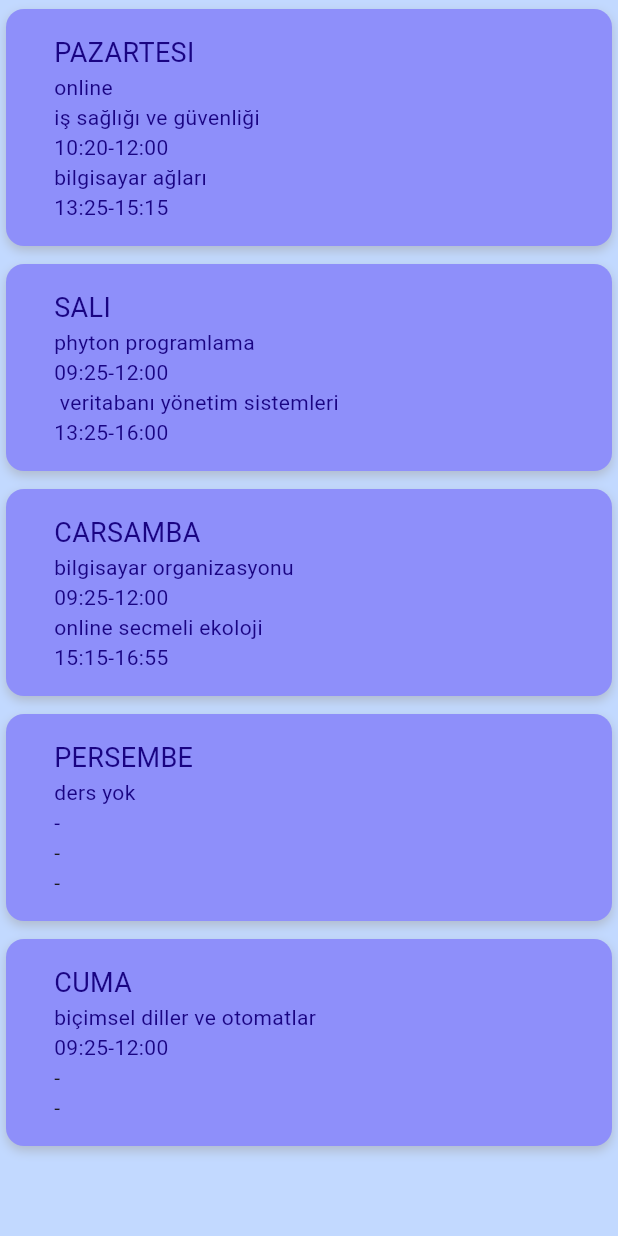
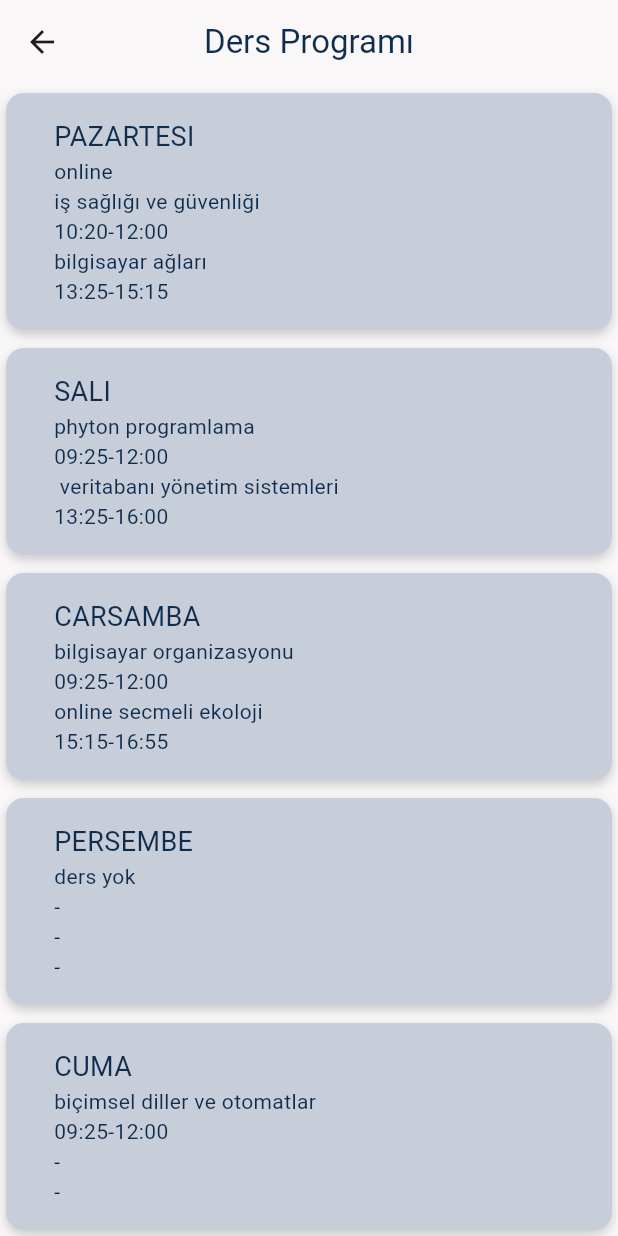
Before and after one commit to codriot/myschoolapp, a Flutter app: the LessonsView screen opened directly, on a phone screen of 412 x 824 dp. Run offline on Flutter 3.47's test engine with Material 2 defaults, Android fonts, the phone set to English and light mode, and no system bars; our stand-ins replace salomon_bottom_bar.

Commit message:
proje çoğunlukla bitti küçük eklentiler ekleyeceğim

```diff
--- /dev/null
+++ b/lib/product/color.dart
@@ -0,0 +1,8 @@
+import 'package:flutter/material.dart';
+
+mixin renkler {
+  static const cardColor = Color.fromARGB(255, 199, 206, 218);
+  static const textColor = Color(0xff112D4E);
+  static const backgroundColor = Color(0xffF9F7F7);
+  static const bottombarColor = Color(0xff393E46);
+}
--- a/lib/product/customcard.dart
+++ b/lib/product/customcard.dart
@@ -1,4 +1,5 @@
 import 'package:flutter/material.dart';
+import 'package:myschoolapp/product/color.dart';
 
 /*
 TODO:  DÜZENELENEBİLİRLER
@@ -11,7 +12,7 @@ class CustomKart extends StatelessWidget {
   final String mainTitle;
   final String firstTitle;
   final String firstSubtitle;
-  final String? SecondTitle;
+  final String? secondTitle;
   final String? secondSubtitle;
   final Color backgroundColor;
   final Color textColor;
@@ -21,9 +22,9 @@ class CustomKart extends StatelessWidget {
       required this.mainTitle,
       required this.firstTitle,
       required this.firstSubtitle,
-      this.backgroundColor = Colors.white,
-      this.textColor = Colors.black,
-      this.SecondTitle,
+      this.backgroundColor = renkler.cardColor,
+      this.textColor = renkler.textColor,
+      this.secondTitle,
       this.secondSubtitle});
 
   @override
@@ -55,8 +56,8 @@ class CustomKart extends StatelessWidget {
                     style: TextStyle(color: textColor, fontSize: 14.0)),
                 Text(firstSubtitle,
                     style: TextStyle(color: textColor, fontSize: 14.0)),
-                SecondTitle != null
-                    ? Text(SecondTitle!,
+                secondTitle != null
+                    ? Text(secondTitle!,
                         style: TextStyle(color: textColor, fontSize: 14.0))
                     : const Text("-"),
                 secondSubtitle != null
--- a/lib/screen/lessons.dart
+++ b/lib/screen/lessons.dart
@@ -1,6 +1,7 @@
 import 'package:flutter/material.dart';
-import 'package:myschoolapp/model/lessons_model.dart';
+import 'package:myschoolapp/product/color.dart';
 import 'package:myschoolapp/product/customcard.dart';
+import 'package:myschoolapp/core/model/lessons_model.dart';
 
 class LessonsView extends StatefulWidget {
   const LessonsView({super.key});
@@ -13,17 +14,24 @@ class _LessonsViewState extends State<LessonsView> {
   @override
   Widget build(BuildContext context) {
     return Scaffold(
-      backgroundColor: const Color(0xffC2D9FF),
+      backgroundColor: renkler.backgroundColor,
+      appBar: AppBar(
+        backgroundColor: renkler.backgroundColor,
+        surfaceTintColor: renkler.backgroundColor,
+        title: const Text(
+          'Ders Programı',
+          style: TextStyle(color: renkler.textColor),
+        ),
+        centerTitle: true,
+      ),
       body: ListView.builder(
         itemCount: Gunler.values.length,
         itemBuilder: (BuildContext context, int index) {
           return CustomKart(
               mainTitle: Gunler.values[index].name.toUpperCase(),
-              backgroundColor: const Color(0xff8E8FFA),
-              textColor: const Color(0xff190482),
               firstTitle: Gunler.values[index].dersdata().dersadi.toLowerCase(),
               firstSubtitle: Gunler.values[index].dersdata().ders_zamani,
-              SecondTitle: Gunler.values[index]
+              secondTitle: Gunler.values[index]
                   .dersdata()
                   .ikinci_ders_adi
                   ?.toLowerCase(),
--- a/pubspec.yaml
+++ b/pubspec.yaml
@@ -40,8 +40,10 @@ dependencies:
   http: ^1.1.0
   html: ^0.15.4
 
+
   excel: ^2.1.0
   url_launcher: ^6.2.1
+  salomon_bottom_bar: ^3.3.2
 
 dev_dependencies:
   flutter_test:
```
Also changed, not shown: lib/main.dart (+3 -5 lines), lib/screen/cafeteria.dart (+93 -37 lines), lib/screen/home.dart (added, +49 -0 lines), lib/screen/yemekhane_url_launcher_view.dart (deleted, +0 -35 lines), lib/screen/yemekhane_web_scrapping_view.dart (deleted, +0 -75 lines), lib/core/model/lessons_model.dart (renamed from lib/model/lessons_model.dart), pubspec.lock, 2 other files.
